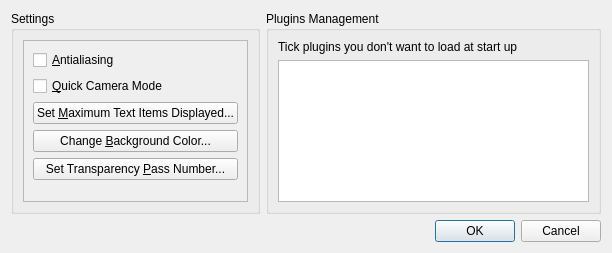
Above: Polyhedron/demo/Polyhedron/Preferences.ui from CGAL/cgal before the change. Below: the same form after it.
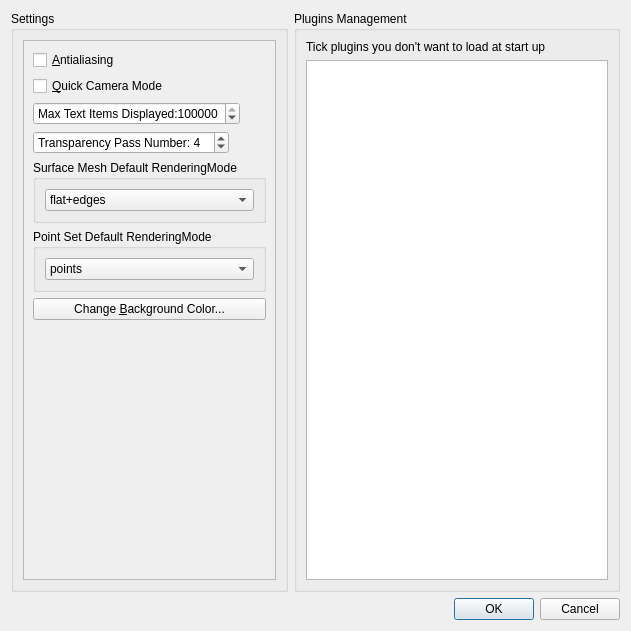
That is the form after the change.

Commit message: Add Default Rendering Mode for Surface_mesh and Point_set items to the settings.

```diff
--- a/Polyhedron/demo/Polyhedron/Preferences.ui
+++ b/Polyhedron/demo/Polyhedron/Preferences.ui
@@ -6,18 +6,30 @@
    <rect>
     <x>0</x>
     <y>0</y>
-    <width>612</width>
-    <height>253</height>
+    <width>631</width>
+    <height>631</height>
    </rect>
   </property>
+  <property name="sizePolicy">
+   <sizepolicy hsizetype="Fixed" vsizetype="Preferred">
+    <horstretch>0</horstretch>
+    <verstretch>0</verstretch>
+   </sizepolicy>
+  </property>
   <property name="windowTitle">
    <string>Preferences</string>
   </property>
   <layout class="QVBoxLayout" name="verticalLayout" stretch="1,1">
    <item>
-    <layout class="QHBoxLayout" name="horizontalLayout">
+    <layout class="QHBoxLayout" name="horizontalLayout" stretch="0,0">
      <item>
       <widget class="QGroupBox" name="groupBox_2">
+       <property name="sizePolicy">
+        <sizepolicy hsizetype="Preferred" vsizetype="Preferred">
+         <horstretch>0</horstretch>
+         <verstretch>0</verstretch>
+        </sizepolicy>
+       </property>
        <property name="title">
         <string>Settings</string>
        </property>
@@ -25,11 +37,14 @@
         <item>
          <widget class="QScrollArea" name="scrollArea">
           <property name="sizePolicy">
-           <sizepolicy hsizetype="Fixed" vsizetype="Expanding">
+           <sizepolicy hsizetype="Fixed" vsizetype="Preferred">
             <horstretch>0</horstretch>
             <verstretch>0</verstretch>
            </sizepolicy>
           </property>
+          <property name="verticalScrollBarPolicy">
+           <enum>Qt::ScrollBarAsNeeded</enum>
+          </property>
           <property name="horizontalScrollBarPolicy">
            <enum>Qt::ScrollBarAlwaysOff</enum>
           </property>
@@ -44,8 +59,8 @@
             <rect>
              <x>0</x>
              <y>0</y>
-             <width>259</width>
-             <height>159</height>
+             <width>278</width>
+             <height>537</height>
             </rect>
            </property>
            <layout class="QVBoxLayout" name="verticalLayout_3">
@@ -64,10 +79,110 @@
              </widget>
             </item>
             <item>
-             <widget class="QPushButton" name="max_text_itemsPushButton">
-              <property name="text">
-               <string>Set &amp;Maximum Text Items Displayed...</string>
+             <widget class="QSpinBox" name="max_itemsSpinBox">
+              <property name="sizePolicy">
+               <sizepolicy hsizetype="Fixed" vsizetype="Fixed">
+                <horstretch>0</horstretch>
+                <verstretch>0</verstretch>
+               </sizepolicy>
               </property>
+              <property name="prefix">
+               <string>Max Text Items Displayed:</string>
+              </property>
+              <property name="minimum">
+               <number>1</number>
+              </property>
+              <property name="maximum">
+               <number>999999999</number>
+              </property>
+              <property name="value">
+               <number>100000</number>
+              </property>
+             </widget>
+            </item>
+            <item>
+             <widget class="QSpinBox" name="transpSpinBox">
+              <property name="sizePolicy">
+               <sizepolicy hsizetype="Fixed" vsizetype="Fixed">
+                <horstretch>0</horstretch>
+                <verstretch>0</verstretch>
+               </sizepolicy>
+              </property>
+              <property name="prefix">
+               <string>Transparency Pass Number: </string>
+              </property>
+              <property name="value">
+               <number>4</number>
+              </property>
+             </widget>
+            </item>
+            <item>
+             <widget class="QGroupBox" name="groupBox_3">
+              <property name="title">
+               <string>Surface Mesh Default RenderingMode</string>
+              </property>
+              <layout class="QVBoxLayout" name="verticalLayout_5">
+               <item>
+                <widget class="QComboBox" name="surface_meshComboBox">
+                 <property name="currentIndex">
+                  <number>1</number>
+                 </property>
+                 <item>
+                  <property name="text">
+                   <string>Gouraud</string>
+                  </property>
+                 </item>
+                 <item>
+                  <property name="text">
+                   <string>flat+edges</string>
+                  </property>
+                 </item>
+                 <item>
+                  <property name="text">
+                   <string>flat</string>
+                  </property>
+                 </item>
+                 <item>
+                  <property name="text">
+                   <string>wire</string>
+                  </property>
+                 </item>
+                 <item>
+                  <property name="text">
+                   <string>points</string>
+                  </property>
+                 </item>
+                </widget>
+               </item>
+              </layout>
+             </widget>
+            </item>
+            <item>
+             <widget class="QGroupBox" name="groupBox_4">
+              <property name="title">
+               <string>Point Set Default RenderingMode</string>
+              </property>
+              <layout class="QVBoxLayout" name="verticalLayout_6">
+               <item>
+                <widget class="QComboBox" name="point_setComboBox">
+                 <item>
+                  <property name="text">
+                   <string>points</string>
+                  </property>
+                 </item>
+                 <item>
+                  <property name="text">
+                   <string>shaded points</string>
+                  </property>
+                 </item>
+                 <item>
+                  <property name="text">
+                   <string>pts+normals</string>
+                  </property>
+                 </item>
+                </widget>
+               </item>
+              </layout>
              </widget>
             </item>
             <item>
@@ -77,13 +192,6 @@
               </property>
              </widget>
             </item>
-            <item>
-             <widget class="QPushButton" name="transparency_passPushButton">
-              <property name="text">
-               <string>Set Transparency &amp;Pass Number...</string>
-              </property>
-             </widget>
-            </item>
             <item>
              <spacer name="verticalSpacer">
               <property name="orientation">
```
The commit also changes 11 other files.
